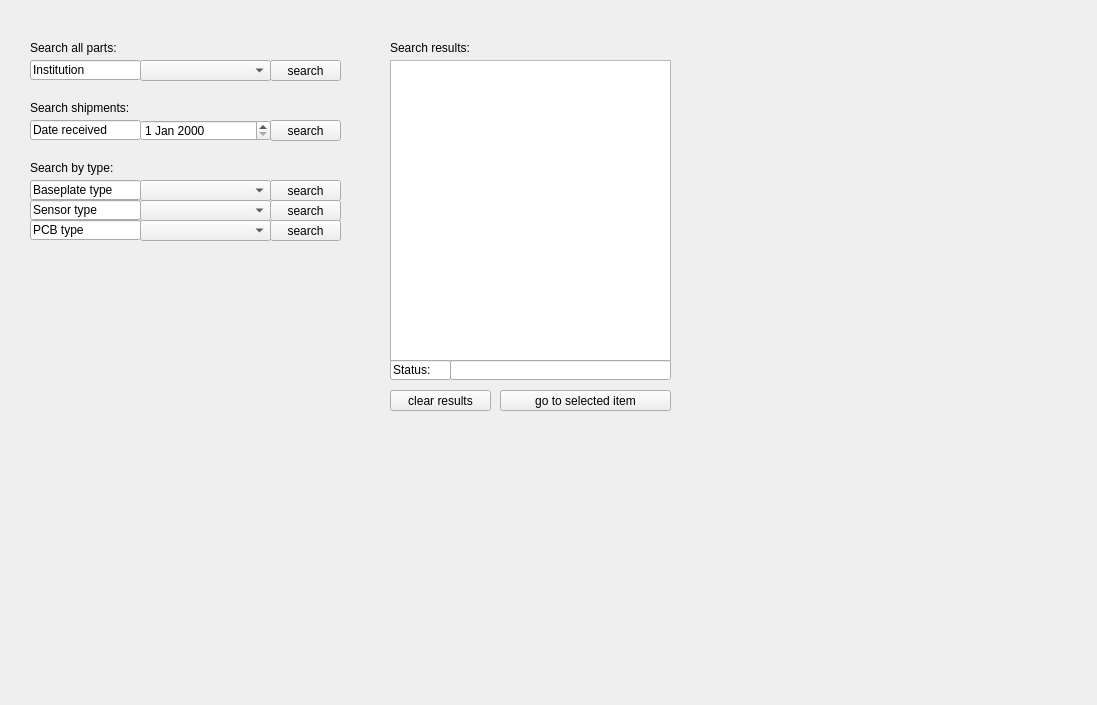
IncandelaLab/SharedUI, file pages_ui/search.ui: the form before one commit.
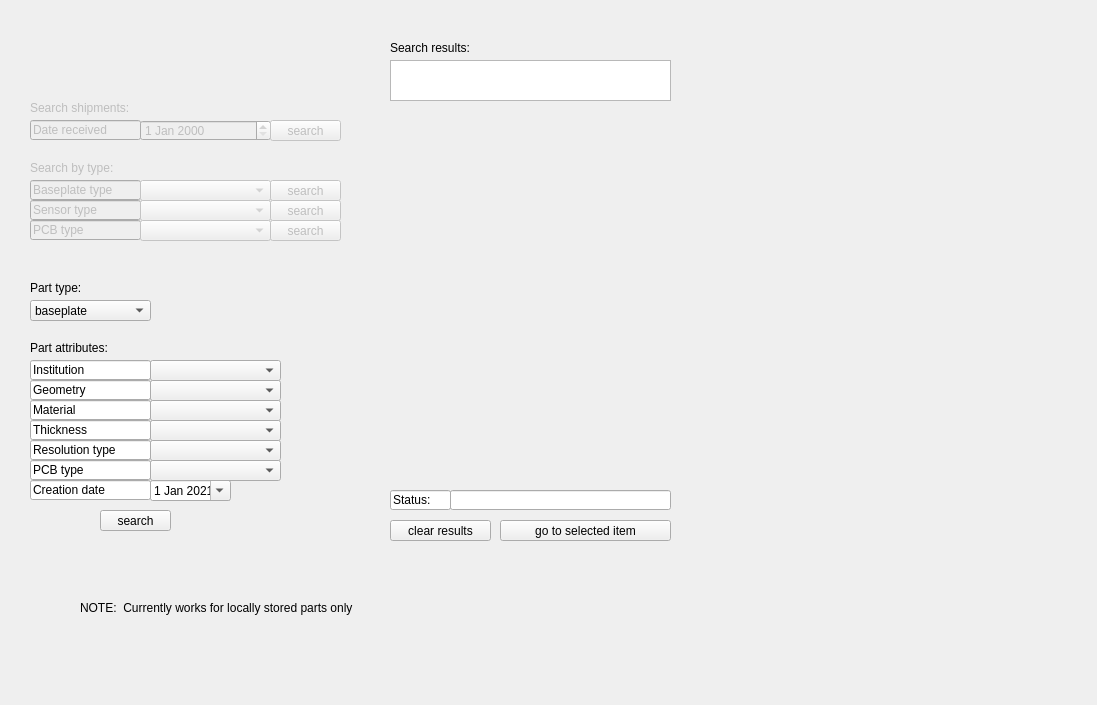
The form after the commit.

```diff
--- a/pages_ui/search.ui
+++ b/pages_ui/search.ui
@@ -19,7 +19,7 @@
      <x>390</x>
      <y>60</y>
      <width>281</width>
-     <height>301</height>
+     <height>41</height>
     </rect>
    </property>
   </widget>
@@ -27,7 +27,7 @@
    <property name="geometry">
     <rect>
      <x>500</x>
-     <y>390</y>
+     <y>520</y>
      <width>171</width>
      <height>21</height>
     </rect>
@@ -50,6 +50,9 @@
    </property>
   </widget>
   <widget class="QLabel" name="label_2">
+   <property name="enabled">
+    <bool>false</bool>
+   </property>
    <property name="geometry">
     <rect>
      <x>30</x>
@@ -63,6 +66,9 @@
    </property>
   </widget>
   <widget class="QLineEdit" name="lineEdit_8">
+   <property name="enabled">
+    <bool>false</bool>
+   </property>
    <property name="geometry">
     <rect>
      <x>30</x>
@@ -79,6 +85,9 @@
    </property>
   </widget>
   <widget class="QLineEdit" name="lineEdit_9">
+   <property name="enabled">
+    <bool>false</bool>
+   </property>
    <property name="geometry">
     <rect>
      <x>30</x>
@@ -95,6 +104,9 @@
    </property>
   </widget>
   <widget class="QLineEdit" name="lineEdit_10">
+   <property name="enabled">
+    <bool>false</bool>
+   </property>
    <property name="geometry">
     <rect>
      <x>30</x>
@@ -110,24 +122,11 @@
     <bool>true</bool>
    </property>
   </widget>
-  <widget class="QLabel" name="label_4">
+  <widget class="QPushButton" name="pbSearch">
    <property name="geometry">
     <rect>
-     <x>30</x>
-     <y>40</y>
-     <width>191</width>
-     <height>16</height>
-    </rect>
-   </property>
-   <property name="text">
-    <string>Search all parts:</string>
-   </property>
-  </widget>
-  <widget class="QPushButton" name="pbSearchInstitution">
-   <property name="geometry">
-    <rect>
-     <x>270</x>
-     <y>60</y>
+     <x>100</x>
+     <y>510</y>
      <width>71</width>
      <height>21</height>
     </rect>
@@ -136,23 +135,10 @@
     <string>search</string>
    </property>
   </widget>
-  <widget class="QLineEdit" name="lineEdit_11">
-   <property name="geometry">
-    <rect>
-     <x>30</x>
-     <y>60</y>
-     <width>111</width>
-     <height>20</height>
-    </rect>
-   </property>
-   <property name="text">
-    <string>Institution</string>
-   </property>
-   <property name="readOnly">
-    <bool>true</bool>
-   </property>
-  </widget>
   <widget class="QPushButton" name="pbSearchBType">
+   <property name="enabled">
+    <bool>false</bool>
+   </property>
    <property name="geometry">
     <rect>
      <x>270</x>
@@ -166,6 +152,9 @@
    </property>
   </widget>
   <widget class="QPushButton" name="pbSearchSType">
+   <property name="enabled">
+    <bool>false</bool>
+   </property>
    <property name="geometry">
     <rect>
      <x>270</x>
@@ -179,6 +168,9 @@
    </property>
   </widget>
   <widget class="QPushButton" name="pbSearchPType">
+   <property name="enabled">
+    <bool>false</bool>
+   </property>
    <property name="geometry">
     <rect>
      <x>270</x>
@@ -192,6 +184,9 @@
    </property>
   </widget>
   <widget class="QLineEdit" name="lineEdit_12">
+   <property name="enabled">
+    <bool>false</bool>
+   </property>
    <property name="geometry">
     <rect>
      <x>30</x>
@@ -208,6 +203,9 @@
    </property>
   </widget>
   <widget class="QDateEdit" name="dReceived">
+   <property name="enabled">
+    <bool>false</bool>
+   </property>
    <property name="geometry">
     <rect>
      <x>140</x>
@@ -217,45 +215,10 @@
     </rect>
    </property>
   </widget>
-  <widget class="QComboBox" name="cbInstitution">
-   <property name="geometry">
-    <rect>
-     <x>140</x>
-     <y>60</y>
-     <width>131</width>
-     <height>21</height>
-    </rect>
-   </property>
-   <property name="currentIndex">
-    <number>-1</number>
-   </property>
-   <item>
-    <property name="text">
-     <string>CERN</string>
-    </property>
-   </item>
-   <item>
-    <property name="text">
-     <string>FNAL</string>
-    </property>
-   </item>
-   <item>
-    <property name="text">
-     <string>UCSB</string>
-    </property>
-   </item>
-   <item>
-    <property name="text">
-     <string>UMN</string>
-    </property>
-   </item>
-   <item>
-    <property name="text">
-     <string>NTU</string>
-    </property>
-   </item>
-  </widget>
   <widget class="QPushButton" name="pbSearchRecDate">
+   <property name="enabled">
+    <bool>false</bool>
+   </property>
    <property name="geometry">
     <rect>
      <x>270</x>
@@ -269,6 +232,9 @@
    </property>
   </widget>
   <widget class="QLabel" name="label_5">
+   <property name="enabled">
+    <bool>false</bool>
+   </property>
    <property name="geometry">
     <rect>
      <x>30</x>
@@ -282,6 +248,9 @@
    </property>
   </widget>
   <widget class="QComboBox" name="cbSType">
+   <property name="enabled">
+    <bool>false</bool>
+   </property>
    <property name="geometry">
     <rect>
      <x>140</x>
@@ -318,7 +287,7 @@
    <property name="geometry">
     <rect>
      <x>450</x>
-     <y>360</y>
+     <y>490</y>
      <width>221</width>
      <height>20</height>
     </rect>
@@ -334,7 +303,7 @@
    <property name="geometry">
     <rect>
      <x>390</x>
-     <y>360</y>
+     <y>490</y>
      <width>61</width>
      <height>20</height>
     </rect>
@@ -347,6 +316,9 @@
    </property>
   </widget>
   <widget class="QComboBox" name="cbBType">
+   <property name="enabled">
+    <bool>false</bool>
+   </property>
    <property name="geometry">
     <rect>
      <x>140</x>
@@ -375,6 +347,9 @@
    </item>
   </widget>
   <widget class="QComboBox" name="cbPType">
+   <property name="enabled">
+    <bool>false</bool>
+   </property>
    <property name="geometry">
     <rect>
      <x>140</x>
@@ -429,7 +404,7 @@
    <property name="geometry">
     <rect>
      <x>390</x>
-     <y>390</y>
+     <y>520</y>
      <width>101</width>
      <height>21</height>
     </rect>
@@ -438,6 +413,439 @@
     <string>clear results</string>
    </property>
   </widget>
+  <widget class="QLabel" name="label_6">
+   <property name="geometry">
+    <rect>
+     <x>80</x>
+     <y>600</y>
+     <width>351</width>
+     <height>16</height>
+    </rect>
+   </property>
+   <property name="text">
+    <string>NOTE:  Currently works for locally stored parts only</string>
+   </property>
+  </widget>
+  <widget class="QLabel" name="label_3">
+   <property name="geometry">
+    <rect>
+     <x>30</x>
+     <y>340</y>
+     <width>111</width>
+     <height>16</height>
+    </rect>
+   </property>
+   <property name="text">
+    <string>Part attributes:</string>
+   </property>
+  </widget>
+  <widget class="QComboBox" name="cbInstitution">
+   <property name="geometry">
+    <rect>
+     <x>150</x>
+     <y>360</y>
+     <width>131</width>
+     <height>21</height>
+    </rect>
+   </property>
+   <property name="currentIndex">
+    <number>-1</number>
+   </property>
+   <item>
+    <property name="text">
+     <string>CERN</string>
+    </property>
+   </item>
+   <item>
+    <property name="text">
+     <string>FNAL</string>
+    </property>
+   </item>
+   <item>
+    <property name="text">
+     <string>UCSB</string>
+    </property>
+   </item>
+   <item>
+    <property name="text">
+     <string>UMN</string>
+    </property>
+   </item>
+   <item>
+    <property name="text">
+     <string>HEPHY</string>
+    </property>
+   </item>
+   <item>
+    <property name="text">
+     <string>HPK</string>
+    </property>
+   </item>
+  </widget>
+  <widget class="QLineEdit" name="lineEdit_13">
+   <property name="geometry">
+    <rect>
+     <x>30</x>
+     <y>360</y>
+     <width>121</width>
+     <height>20</height>
+    </rect>
+   </property>
+   <property name="text">
+    <string>Institution</string>
+   </property>
+   <property name="readOnly">
+    <bool>true</bool>
+   </property>
+  </widget>
+  <widget class="QComboBox" name="cbShape">
+   <property name="geometry">
+    <rect>
+     <x>150</x>
+     <y>380</y>
+     <width>131</width>
+     <height>21</height>
+    </rect>
+   </property>
+   <property name="currentIndex">
+    <number>-1</number>
+   </property>
+   <item>
+    <property name="text">
+     <string>full</string>
+    </property>
+   </item>
+   <item>
+    <property name="text">
+     <string>half</string>
+    </property>
+   </item>
+   <item>
+    <property name="text">
+     <string>five</string>
+    </property>
+   </item>
+   <item>
+    <property name="text">
+     <string>three</string>
+    </property>
+   </item>
+   <item>
+    <property name="text">
+     <string>semi</string>
+    </property>
+   </item>
+   <item>
+    <property name="text">
+     <string>semi(-)</string>
+    </property>
+   </item>
+   <item>
+    <property name="text">
+     <string>choptwo</string>
+    </property>
+   </item>
+  </widget>
+  <widget class="QLineEdit" name="lineEdit_14">
+   <property name="geometry">
+    <rect>
+     <x>30</x>
+     <y>380</y>
+     <width>121</width>
+     <height>20</height>
+    </rect>
+   </property>
+   <property name="text">
+    <string>Geometry</string>
+   </property>
+   <property name="readOnly">
+    <bool>true</bool>
+   </property>
+  </widget>
+  <widget class="QLabel" name="label_7">
+   <property name="geometry">
+    <rect>
+     <x>30</x>
+     <y>280</y>
+     <width>111</width>
+     <height>16</height>
+    </rect>
+   </property>
+   <property name="text">
+    <string>Part type:</string>
+   </property>
+  </widget>
+  <widget class="QComboBox" name="cbPartType">
+   <property name="geometry">
+    <rect>
+     <x>30</x>
+     <y>300</y>
+     <width>121</width>
+     <height>21</height>
+    </rect>
+   </property>
+   <property name="currentIndex">
+    <number>0</number>
+   </property>
+   <item>
+    <property name="text">
+     <string>baseplate</string>
+    </property>
+   </item>
+   <item>
+    <property name="text">
+     <string>sensor</string>
+    </property>
+   </item>
+   <item>
+    <property name="text">
+     <string>pcb</string>
+    </property>
+   </item>
+   <item>
+    <property name="text">
+     <string>protomodule</string>
+    </property>
+   </item>
+   <item>
+    <property name="text">
+     <string>module</string>
+    </property>
+   </item>
+  </widget>
+  <widget class="QComboBox" name="cbMaterial">
+   <property name="geometry">
+    <rect>
+     <x>150</x>
+     <y>400</y>
+     <width>131</width>
+     <height>21</height>
+    </rect>
+   </property>
+   <property name="currentIndex">
+    <number>-1</number>
+   </property>
+   <item>
+    <property name="text">
+     <string>CuW</string>
+    </property>
+   </item>
+   <item>
+    <property name="text">
+     <string>PCB</string>
+    </property>
+   </item>
+  </widget>
+  <widget class="QLineEdit" name="lineEdit_15">
+   <property name="geometry">
+    <rect>
+     <x>30</x>
+     <y>400</y>
+     <width>121</width>
+     <height>20</height>
+    </rect>
+   </property>
+   <property name="text">
+    <string>Material</string>
+   </property>
+   <property name="readOnly">
+    <bool>true</bool>
+   </property>
+  </widget>
+  <widget class="QComboBox" name="cbChannelDensity">
+   <property name="geometry">
+    <rect>
+     <x>150</x>
+     <y>440</y>
+     <width>131</width>
+     <height>21</height>
+    </rect>
+   </property>
+   <property name="currentIndex">
+    <number>-1</number>
+   </property>
+   <item>
+    <property name="text">
+     <string>HD</string>
+    </property>
+   </item>
+   <item>
+    <property name="text">
+     <string>LD</string>
+    </property>
+   </item>
+  </widget>
+  <widget class="QComboBox" name="cbThickness">
+   <property name="geometry">
+    <rect>
+     <x>150</x>
+     <y>420</y>
+     <width>131</width>
+     <height>21</height>
+    </rect>
+   </property>
+   <property name="currentIndex">
+    <number>-1</number>
+   </property>
+   <item>
+    <property name="text">
+     <string>100 um</string>
+    </property>
+   </item>
+   <item>
+    <property name="text">
+     <string>200 um</string>
+    </property>
+   </item>
+   <item>
+    <property name="text">
+     <string>300 um</string>
+    </property>
+   </item>
+   <item>
+    <property name="text">
+     <string>500 um</string>
+    </property>
+   </item>
+  </widget>
+  <widget class="QLineEdit" name="lineEdit_16">
+   <property name="geometry">
+    <rect>
+     <x>30</x>
+     <y>420</y>
+     <width>121</width>
+     <height>20</height>
+    </rect>
+   </property>
+   <property name="text">
+    <string>Thickness</string>
+   </property>
+   <property name="readOnly">
+    <bool>true</bool>
+   </property>
+  </widget>
+  <widget class="QLineEdit" name="lineEdit_17">
+   <property name="geometry">
+    <rect>
+     <x>30</x>
+     <y>440</y>
+     <width>121</width>
+     <height>20</height>
+    </rect>
+   </property>
+   <property name="text">
+    <string>Resolution type</string>
+   </property>
+   <property name="readOnly">
+    <bool>true</bool>
+   </property>
+  </widget>
+  <widget class="QDateEdit" name="dCreated">
+   <property name="enabled">
+    <bool>true</bool>
+   </property>
+   <property name="geometry">
+    <rect>
+     <x>150</x>
+     <y>480</y>
+     <width>81</width>
+     <height>21</height>
+    </rect>
+   </property>
+   <property name="calendarPopup">
+    <bool>true</bool>
+   </property>
+   <property name="date">
+    <date>
+     <year>2021</year>
+     <month>1</month>
+     <day>1</day>
+    </date>
+   </property>
+  </widget>
+  <widget class="QLineEdit" name="lineEdit_18">
+   <property name="geometry">
+    <rect>
+     <x>30</x>
+     <y>480</y>
+     <width>121</width>
+     <height>20</height>
+    </rect>
+   </property>
+   <property name="text">
+    <string>Creation date</string>
+   </property>
+   <property name="readOnly">
+    <bool>true</bool>
+   </property>
+  </widget>
+  <widget class="QComboBox" name="cbPCBType">
+   <property name="geometry">
+    <rect>
+     <x>150</x>
+     <y>460</y>
+     <width>131</width>
+     <height>21</height>
+    </rect>
+   </property>
+   <property name="currentText">
+    <string/>
+   </property>
+   <property name="currentIndex">
+    <number>-1</number>
+   </property>
+   <item>
+    <property name="text">
+     <string>HGCROCV1</string>
+    </property>
+   </item>
+   <item>
+    <property name="text">
+     <string>HGCROCV2</string>
+    </property>
+   </item>
+   <item>
+    <property name="text">
+     <string>HGCROCV3</string>
+    </property>
+   </item>
+   <item>
+    <property name="text">
+     <string>SKIROCV1</string>
+    </property>
+   </item>
+   <item>
+    <property name="text">
+     <string>SKIROCV2</string>
+    </property>
+   </item>
+   <item>
+    <property name="text">
+     <string>SKIROCV3</string>
+    </property>
+   </item>
+   <item>
+    <property name="text">
+     <string>HGCROC dummy</string>
+    </property>
+   </item>
+  </widget>
+  <widget class="QLineEdit" name="lineEdit_19">
+   <property name="geometry">
+    <rect>
+     <x>30</x>
+     <y>460</y>
+     <width>121</width>
+     <height>20</height>
+    </rect>
+   </property>
+   <property name="text">
+    <string>PCB type</string>
+   </property>
+   <property name="readOnly">
+    <bool>true</bool>
+   </property>
+  </widget>
  </widget>
  <resources/>
  <connections/>
```
Left out of the diff: 5 changed lines with no effect on the pictures.
